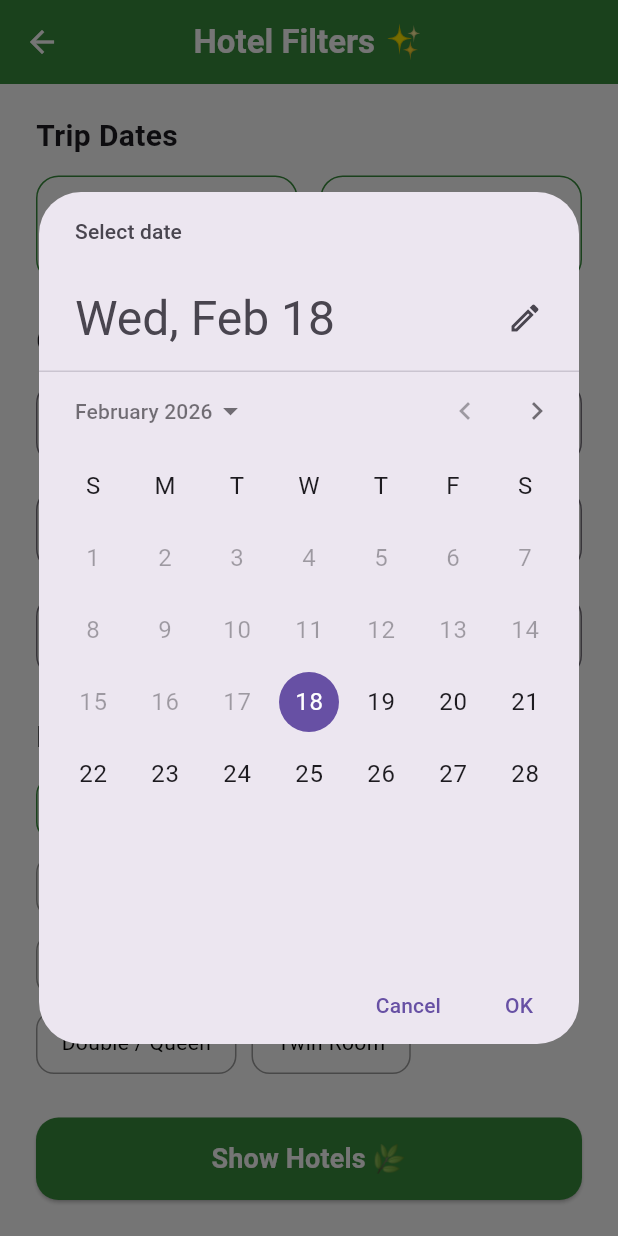
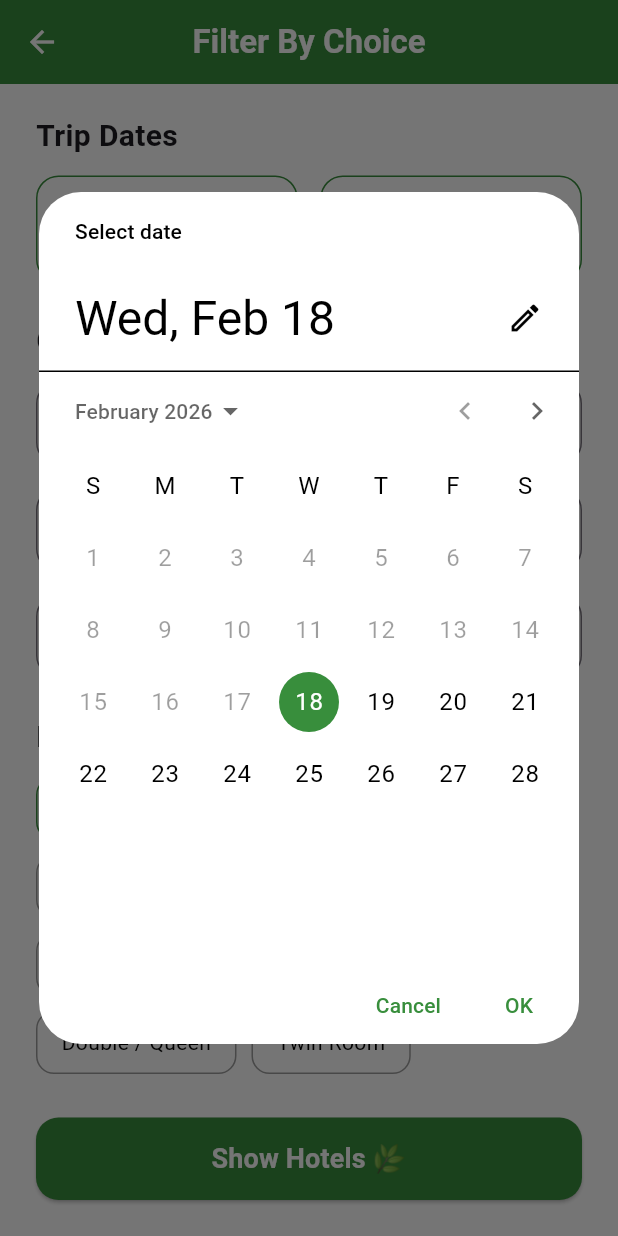
Before and after one commit to Mahhsssss/hotel-management-app, a Flutter app: the HotelFilterScreen screen opened directly with empty values, after a tap on "Start Date", on a phone screen of 412 x 824 dp. Run offline on Flutter 3.47's test engine with Material 3 defaults, Android fonts, the phone set to English and light mode, and no system bars; our stand-ins replace cloud_firestore, firebase_auth, firebase_core, font_awesome_flutter, getwidget, google_fonts and 1 more; accounts and stored records are empty; generated files the repository leaves out were written again.

Commit message:
Ui changes

```diff
--- a/lib/screens/filtering_screen.dart
+++ b/lib/screens/filtering_screen.dart
@@ -53,7 +53,7 @@ class _HotelFilterScreenState extends State<HotelFilterScreen> {
         backgroundColor: primaryGreen,
         centerTitle: true,
         title: const Text(
-          "Hotel Filters ✨",
+          "Filter By Choice",
           style: TextStyle(color: Colors.white, fontWeight: FontWeight.bold),
         ),
         leading: IconButton(
@@ -218,6 +218,20 @@ class _HotelFilterScreenState extends State<HotelFilterScreen> {
           initialDate: date ?? now,
           firstDate: now,
           lastDate: DateTime(2030),
+          builder:(context,child){
+            return Theme(
+              data: Theme.of(context).copyWith(
+                colorScheme: ColorScheme.light(
+                  primary: primaryGreen,
+                  onPrimary: Colors.white,
+                  onSurface: Colors.black
+
+                ),
+                dialogBackgroundColor: Colors.white
+              ),
+              child:child!,
+            );
+          },
         );
 
         if (picked != null) {
```
